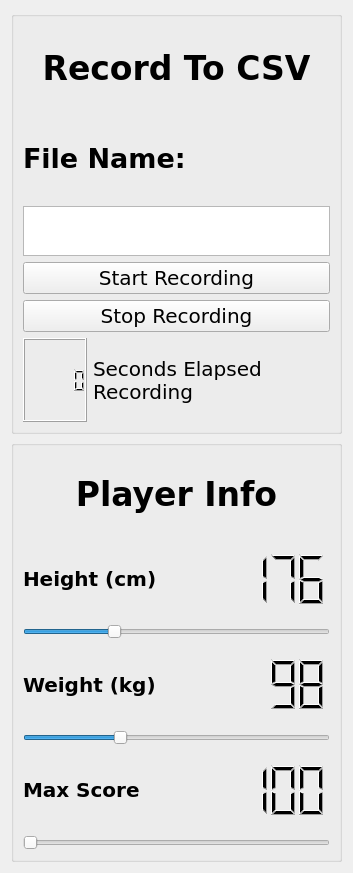
The window that GUI/recordControl.ui (vasav123/LoadManager) describes before a commit, drawn with Qt 5.
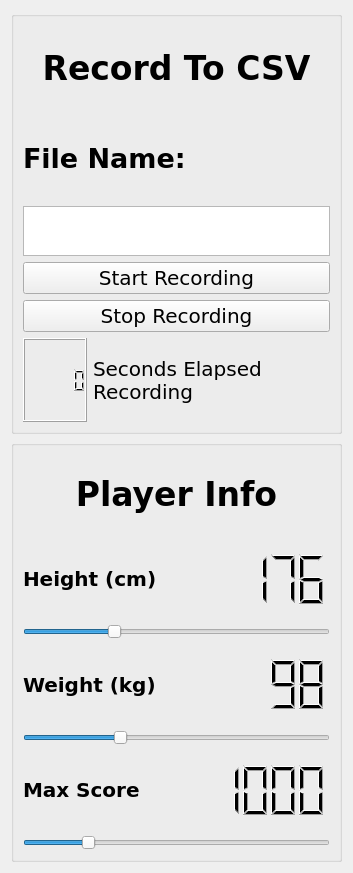
The same window after the commit.

Diff of the .ui file:
```diff
--- a/GUI/recordControl.ui
+++ b/GUI/recordControl.ui
@@ -238,6 +238,12 @@
            <property name="minimum">
             <number>0</number>
            </property>
+           <property name="maximum">
+            <number>5000</number>
+           </property>
+           <property name="sliderPosition">
+            <number>1000</number>
+           </property>
            <property name="orientation">
             <enum>Qt::Horizontal</enum>
            </property>
@@ -255,7 +261,7 @@
             <enum>QFrame::NoFrame</enum>
            </property>
            <property name="intValue" stdset="0">
-            <number>100</number>
+            <number>1000</number>
            </property>
           </widget>
          </item>
```
Left out of the diff: 4 changed lines with no effect on the pictures.
